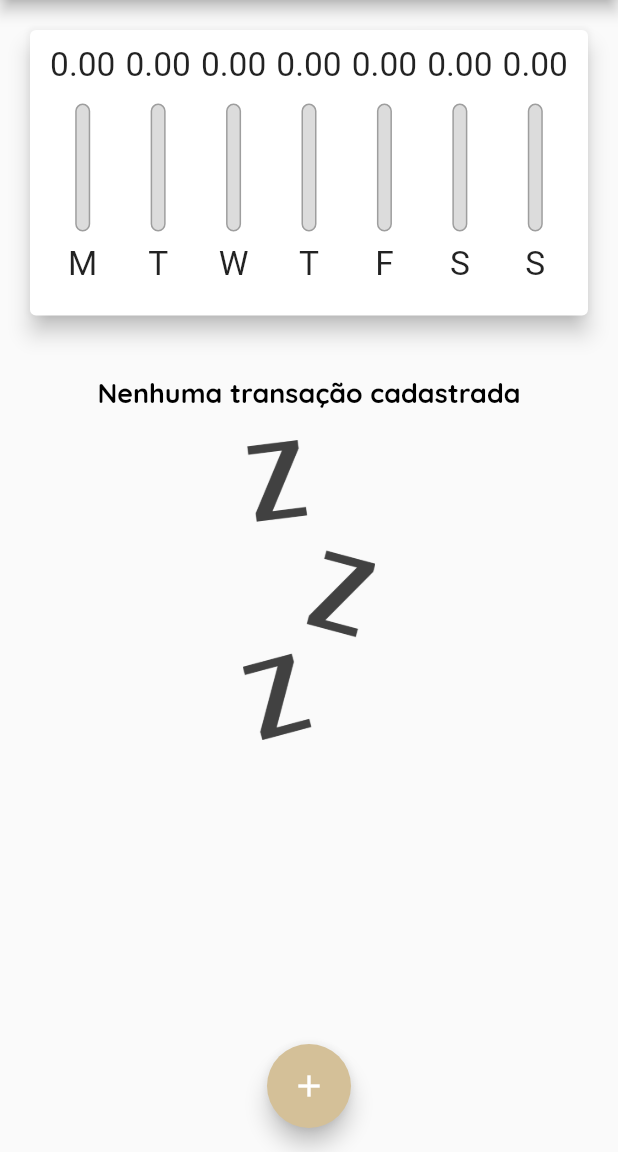
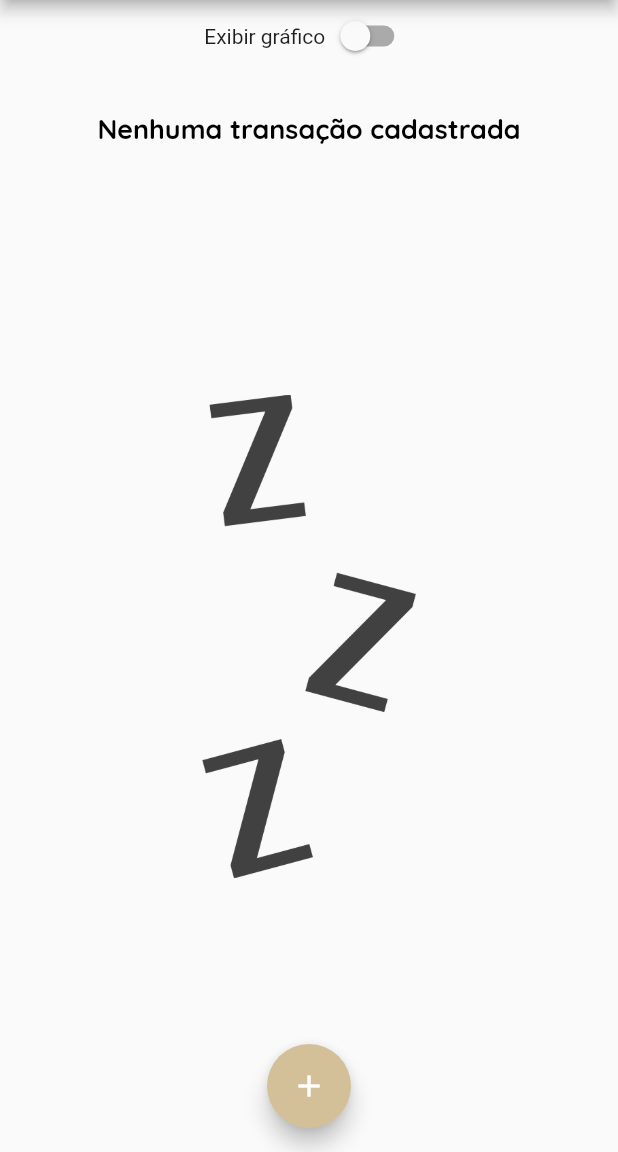
Before and after one commit to FelipeCourtois/despesas_app, a Flutter app: the screen it shows after launch, on a phone screen of 412 x 824 dp, the part 84-1236 px from its top. Run offline on Flutter 3.47's test engine with Material 2 defaults, Android fonts, the phone set to English and light mode, and no system bars.

Commit message:
Modo paisagem #02

```diff
--- a/lib/components/transaction_list.dart
+++ b/lib/components/transaction_list.dart
@@ -12,23 +12,29 @@ class TransactionList extends StatelessWidget {
   @override
   Widget build(BuildContext context) {
     return transactions.isEmpty
-        ? Column(
+        ? LayoutBuilder(builder: (ctx, constraints){
+          return Column(
             children: [
-              SizedBox(height: 20),
-              Text(
-                'Nenhuma transação cadastrada',
-                style: Theme.of(context).textTheme.headline6,
+              SizedBox(height: constraints.maxHeight * 0.05),
+              Container
+              (
+                height: constraints.maxHeight * 0.3,
+                child: Text(
+                  'Nenhuma transação cadastrada',
+                  style: Theme.of(context).textTheme.headline6,
+                ),
               ),
-              SizedBox(height: 20),
+              SizedBox(height: constraints.maxHeight * 0.05),
               Container(
-                height: 200,
+                height: constraints.maxHeight * 0.6,
                 child: Image.asset(
                   'assets/images/waiting.png',
                   fit: BoxFit.cover,
                 ),
               ),
             ],
-          )
+          );
+        })
         : ListView.builder(
             itemCount: transactions.length,
             itemBuilder: (ctx, index) {
--- a/lib/main.dart
+++ b/lib/main.dart
@@ -1,6 +1,7 @@
 import 'package:app_despesas/components/chart.dart';
 import 'package:app_despesas/components/transaction_form.dart';
 import 'package:flutter/material.dart';
+import 'package:flutter/services.dart';
 import 'dart:math';
 import '../models/transaction.dart';
 import 'components/transaction_list.dart';
@@ -49,7 +50,7 @@ class MyHomePage extends StatefulWidget {
 
 class _MyHomePageState extends State<MyHomePage> {
   final List<Transaction> _transactions = [];
-
+  bool _showChart = false;
   List<Transaction> get _recentTransactions {
     return _transactions.where((tr) {
       //where ou filter, é muito comum
@@ -119,10 +120,25 @@ class _MyHomePageState extends State<MyHomePage> {
         child: Column(
           crossAxisAlignment: CrossAxisAlignment.stretch,
           children: [
+            Row(
+              mainAxisAlignment: MainAxisAlignment.center,
+              children: [
+                Text("Exibir gráfico"),
+                Switch(
+                    value: _showChart,
+                    onChanged: (value) {
+                      setState(() {
+                        _showChart = value;
+                      });
+                    }),
+              ],
+            ),
+            if (_showChart)
               SizedBox(
                 height: availableHeight * 0.30,
                 child: Chart(_recentTransactions),
               ),
+            if (!_showChart)
               SizedBox(
                 height: availableHeight * 0.70,
                 child: TransactionList(_transactions, _removeTransaction),
```
Lines whose indentation alone changed are shown as unchanged.
